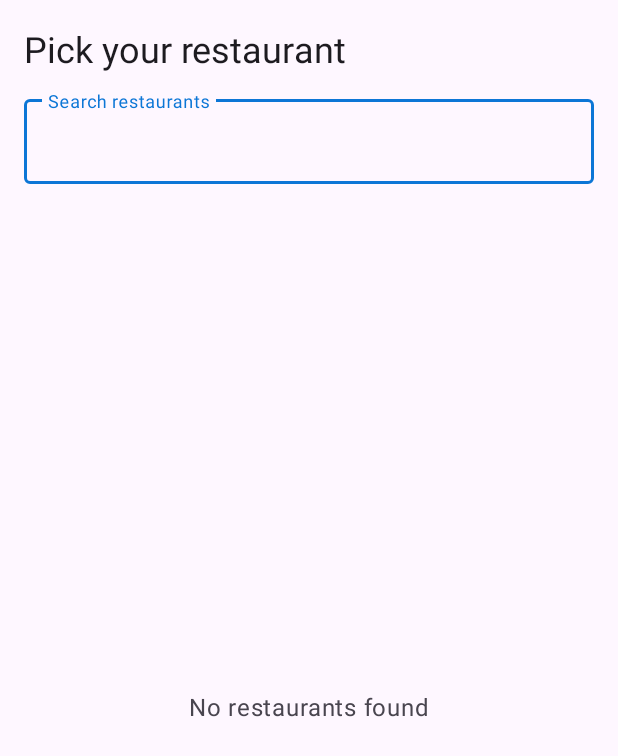
After one commit to sara2579/Hubeats, an Android app: the fragment RestaurantListFragment shown on its own in the app's theme, on a phone screen of 412 x 824 dp. The commit adds this screen. Shown: the top 756 px of the screen. Run offline under Robolectric (Android 15) with nearby library versions, the phone set to English and light mode, and no system bars; our stand-ins replace Room's generated code.

Commit message:
added drawables, three restaurant .kt, and changed string.xml & viewmodel.kt

```diff
--- /dev/null
+++ b/app/src/main/java/com/hubeats/app/ui/student/RestaurantListFragment.kt
@@ -0,0 +1,54 @@
+package com.hubeats.app.ui.student
+
+
+import android.os.Bundle
+import android.view.View
+import android.widget.TextView
+import androidx.core.os.bundleOf
+import androidx.core.widget.doAfterTextChanged
+import androidx.fragment.app.Fragment
+import androidx.fragment.app.viewModels
+import androidx.navigation.fragment.findNavController
+import androidx.recyclerview.widget.LinearLayoutManager
+import androidx.recyclerview.widget.RecyclerView
+import com.google.android.material.textfield.TextInputEditText
+import com.hubeats.app.R
+import com.hubeats.app.viewmodel.RestaurantViewModel
+import com.hubeats.app.viewmodel.ViewModelFactory
+
+/** "Pick your restaurant": search box + list. Tapping a restaurant opens its menu. */
+class RestaurantListFragment : Fragment(R.layout.fragment_restaurant_list) {
+
+    private val viewModel: RestaurantViewModel by viewModels {
+        ViewModelFactory(requireContext())
+    }
+
+    override fun onViewCreated(view: View, savedInstanceState: Bundle?) {
+        super.onViewCreated(view, savedInstanceState)
+
+        val recycler = view.findViewById<RecyclerView>(R.id.recyclerRestaurants)
+        val emptyText = view.findViewById<TextView>(R.id.textEmpty)
+        val searchBox = view.findViewById<TextInputEditText>(R.id.editSearch)
+
+        val adapter = RestaurantAdapter { restaurant ->
+            findNavController().navigate(
+                R.id.menuFragment,
+                bundleOf(
+                    "restaurantId" to restaurant.id,
+                    "restaurantName" to restaurant.name
+                )
+            )
+        }
+        recycler.layoutManager = LinearLayoutManager(requireContext())
+        recycler.adapter = adapter
+
+        viewModel.restaurants.observe(viewLifecycleOwner) { list ->
+            adapter.submitList(list)
+            emptyText.visibility = if (list.isEmpty()) View.VISIBLE else View.GONE
+        }
+
+        searchBox.doAfterTextChanged { text ->
+            viewModel.search(text?.toString().orEmpty())
+        }
+    }
+}
--- /dev/null
+++ b/app/src/main/java/com/hubeats/app/viewmodel/RestaurantViewModel.kt
@@ -0,0 +1,28 @@
+package com.hubeats.app.viewmodel
+
+import androidx.lifecycle.LiveData
+import androidx.lifecycle.MutableLiveData
+import androidx.lifecycle.ViewModel
+import androidx.lifecycle.switchMap
+import com.hubeats.app.data.entity.MenuItem
+import com.hubeats.app.data.entity.Restaurant
+import com.hubeats.app.data.repository.HubEatsRepository
+
+/** Data for the restaurant list and the menu screens. Only talks to the repository. */
+class RestaurantViewModel(private val repository: HubEatsRepository) : ViewModel() {
+
+    private val query = MutableLiveData("")
+
+    /** All restaurants, or only the ones matching the search text. */
+    val restaurants: LiveData<List<Restaurant>> = query.switchMap { text ->
+        if (text.isBlank()) repository.getAllRestaurants()
+        else repository.searchRestaurants(text.trim())
+    }
+
+    fun search(text: String) {
+        query.value = text
+    }
+
+    fun getMenu(restaurantId: Int): LiveData<List<MenuItem>> =
+        repository.getMenu(restaurantId)
+}
--- a/app/src/main/java/com/hubeats/app/viewmodel/ViewModelFactory.kt
+++ b/app/src/main/java/com/hubeats/app/viewmodel/ViewModelFactory.kt
@@ -1 +1,25 @@
 package com.hubeats.app.viewmodel
+
+import android.content.Context
+import androidx.lifecycle.ViewModel
+import androidx.lifecycle.ViewModelProvider
+import com.hubeats.app.data.database.AppDatabase
+import com.hubeats.app.data.repository.HubEatsRepository
+
+/** Builds every ViewModel and gives it the repository. */
+class ViewModelFactory(context: Context) : ViewModelProvider.Factory {
+
+    private val repository =
+        HubEatsRepository(AppDatabase.getDatabase(context.applicationContext))
+
+    @Suppress("UNCHECKED_CAST")
+    override fun <T : ViewModel> create(modelClass: Class<T>): T = when {
+        modelClass.isAssignableFrom(RestaurantViewModel::class.java) ->
+            RestaurantViewModel(repository) as T
+        // SALAM: add LoginViewModel and ManageMenuViewModel here
+        // AMIRA: add EmployeeOrdersViewModel here
+        // GAMAR: add StudentOrdersViewModel here
+        // ZUNAIRAH: CartViewModel will be added here
+        else -> throw IllegalArgumentException("Unknown ViewModel: ${modelClass.name}")
+    }
+}
--- /dev/null
+++ b/app/src/main/res/drawable/ic_restaurant.xml
@@ -0,0 +1,11 @@
+<?xml version="1.0" encoding="utf-8"?>
+<vector xmlns:android="http://schemas.android.com/apk/res/android"
+    android:width="48dp"
+    android:height="48dp"
+    android:viewportWidth="24"
+    android:viewportHeight="24"
+    android:tint="?attr/colorOnSurfaceVariant">
+    <path
+        android:fillColor="@android:color/white"
+        android:pathData="M16,6v8h3v8h2V2c-2.76,0 -5,2.24 -5,4zM11,9L9,9L9,2L7,2v7L5,9L5,2L3,2v7c0,2.12 1.66,3.84 3.75,3.97L6.75,22h2.5v-9.03C11.34,12.84 13,11.12 13,9L13,2h-2v7z" />
+</vector>
--- /dev/null
+++ b/app/src/main/res/layout/fragment_restaurant_list.xml
@@ -0,0 +1,54 @@
+<?xml version="1.0" encoding="utf-8"?>
+<LinearLayout xmlns:android="http://schemas.android.com/apk/res/android"
+    android:layout_width="match_parent"
+    android:layout_height="match_parent"
+    android:orientation="vertical"
+    android:padding="16dp">
+
+    <TextView
+        android:layout_width="match_parent"
+        android:layout_height="wrap_content"
+        android:text="@string/pick_restaurant"
+        android:textAppearance="?attr/textAppearanceHeadlineSmall"
+        android:textColor="?attr/colorOnSurface" />
+
+    <com.google.android.material.textfield.TextInputLayout
+        android:id="@+id/searchLayout"
+        style="@style/Widget.Material3.TextInputLayout.OutlinedBox"
+        android:layout_width="match_parent"
+        android:layout_height="wrap_content"
+        android:layout_marginTop="12dp"
+        android:layout_marginBottom="12dp"
+        android:hint="@string/search_restaurants">
+
+        <com.google.android.material.textfield.TextInputEditText
+            android:id="@+id/editSearch"
+            android:layout_width="match_parent"
+            android:layout_height="wrap_content"
+            android:imeOptions="actionSearch"
+            android:inputType="text"
+            android:maxLines="1" />
+    </com.google.android.material.textfield.TextInputLayout>
+
+    <FrameLayout
+        android:layout_width="match_parent"
+        android:layout_height="0dp"
+        android:layout_weight="1">
+
+        <androidx.recyclerview.widget.RecyclerView
+            android:id="@+id/recyclerRestaurants"
+            android:layout_width="match_parent"
+            android:layout_height="match_parent"
+            android:clipToPadding="false" />
+
+        <TextView
+            android:id="@+id/textEmpty"
+            android:layout_width="wrap_content"
+            android:layout_height="wrap_content"
+            android:layout_gravity="center"
+            android:text="@string/no_restaurants_found"
+            android:textAppearance="?attr/textAppearanceBodyLarge"
+            android:textColor="?attr/colorOnSurfaceVariant"
+            android:visibility="gone" />
+    </FrameLayout>
+</LinearLayout>
--- a/app/src/main/res/values/strings.xml
+++ b/app/src/main/res/values/strings.xml
@@ -1,3 +1,7 @@
 <resources>
     <string name="app_name">HubEats</string>
+
+    <string name="pick_restaurant">Pick your restaurant</string>
+    <string name="search_restaurants">Search restaurants</string>
+    <string name="no_restaurants_found">No restaurants found</string>
 </resources>
```
Also changed, not shown: app/src/main/java/com/hubeats/app/ui/student/RestaurantAdapter.kt (added, +49 -0 lines), app/src/main/res/layout/item_restaurant.xml (added, +50 -0 lines).
